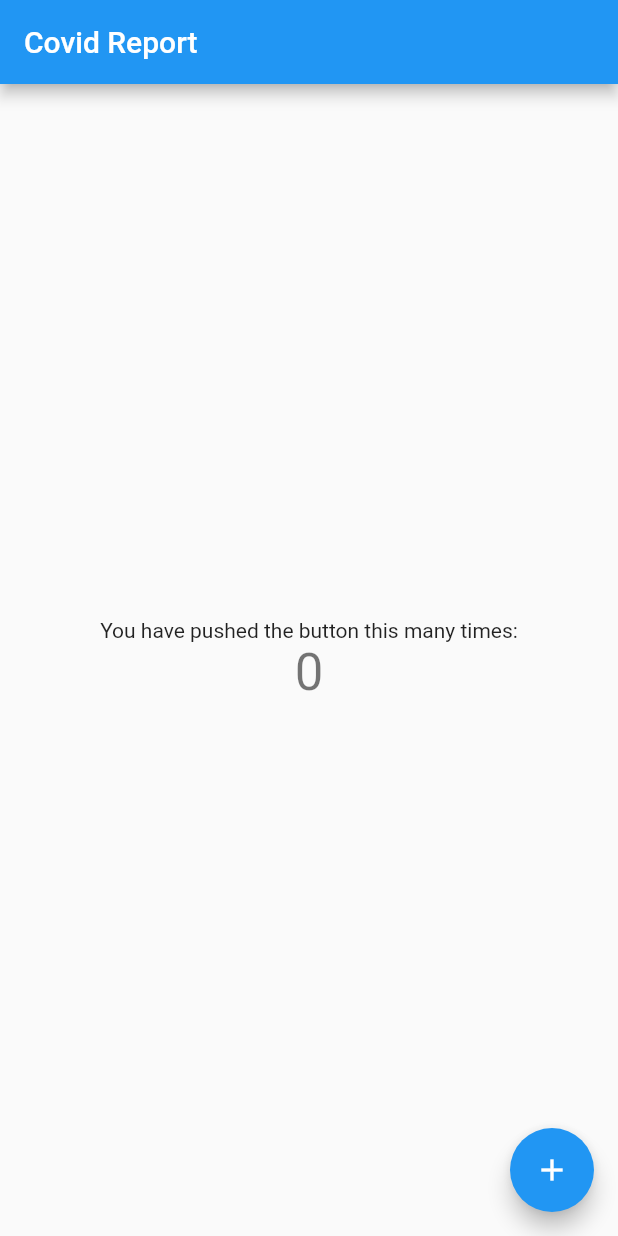
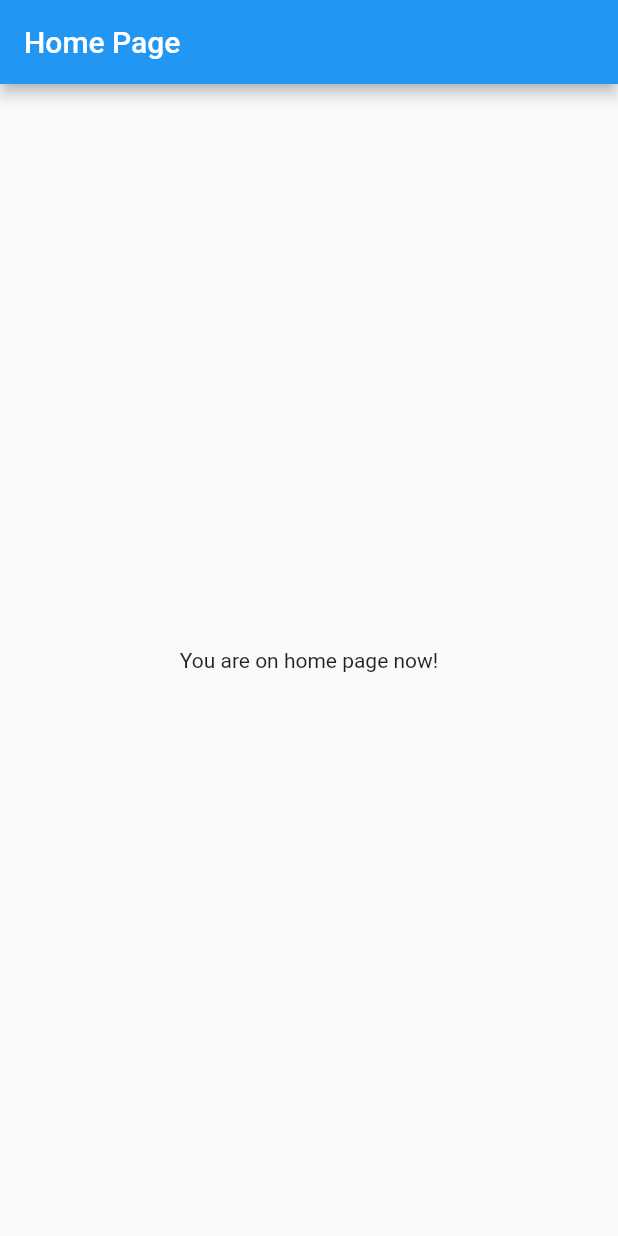
Before and after one commit to rupalirajput2597/world_covid_status, a Flutter app: the screen it shows after launch, on a phone screen of 412 x 824 dp. Run offline on Flutter 3.47's test engine with Material 2 defaults, Android fonts, the phone set to English and light mode, and no system bars; our stand-ins replace flutter_bloc.

Commit message:
created base for project

```diff
--- /dev/null
+++ b/lib/core/api.dart
@@ -0,0 +1,28 @@
+import 'dart:convert';
+
+import 'package:http/http.dart' as http;
+
+class Api {
+  final Map<String, String> _header = {
+    // "Content-Type": "application/json",
+    // "Accept": "application/json",
+    "X-RapidAPI-Key": "08fa60901amsh37168630b70a793p16cae1jsn9bb5d7e4a262",
+    "X-RapidAPI-Host": "covid-193.p.rapidapi.com"
+  };
+
+  static dynamic _returnResponse(http.Response response) {
+    switch (response.statusCode) {
+      case 200:
+        try {
+          var responseJson = json.decode(response.body.toString());
+          return responseJson;
+        } catch (e) {
+          print("$e");
+        }
+        break;
+
+      default:
+        print("Error occured");
+    }
+  }
+}
--- /dev/null
+++ b/lib/core/constants.dart
@@ -0,0 +1,3 @@
+class Config {
+  static const COUNTRY_URL = "https://covid-193.p.rapidapi.com/countries";
+}
--- /dev/null
+++ b/lib/core/theme.dart
@@ -0,0 +1,9 @@
+import 'package:flutter/material.dart';
+
+class WCovidStatusTheme {
+  static ThemeData theme(BuildContext context) {
+    return ThemeData(
+      brightness: Brightness.light,
+    );
+  }
+}
--- /dev/null
+++ b/lib/home/home_screen.dart
@@ -0,0 +1,22 @@
+import 'package:flutter/material.dart';
+
+class HomeScreen extends StatefulWidget {
+  const HomeScreen({Key? key}) : super(key: key);
+
+  @override
+  State<HomeScreen> createState() => _HomeScreenState();
+}
+
+class _HomeScreenState extends State<HomeScreen> {
+  @override
+  Widget build(BuildContext context) {
+    return Scaffold(
+      appBar: AppBar(
+        title: const Text("Home Page"),
+      ),
+      body: const Center(
+        child: Text("You are on home page now!"),
+      ),
+    );
+  }
+}
--- a/lib/main.dart
+++ b/lib/main.dart
@@ -1,115 +1,45 @@
 import 'package:flutter/material.dart';
+import 'package:flutter_bloc/flutter_bloc.dart';
+import 'package:world_covid_status/core/theme.dart';
+import 'package:world_covid_status/navigator/bloc/navigator_bloc.dart';
+
+import 'home/home_screen.dart';
 
 void main() {
-  runApp(const MyApp());
+  runApp(const WorldCovidStatusApp());
 }
 
-class MyApp extends StatelessWidget {
-  const MyApp({super.key});
+class WorldCovidStatusApp extends StatefulWidget {
+  const WorldCovidStatusApp({super.key});
 
-  // This widget is the root of your application.
   @override
-  Widget build(BuildContext context) {
-    return MaterialApp(
-      title: 'World Covid Status',
-      theme: ThemeData(
-        // This is the theme of your application.
-        //
-        // Try running your application with "flutter run". You'll see the
-        // application has a blue toolbar. Then, without quitting the app, try
-        // changing the primarySwatch below to Colors.green and then invoke
-        // "hot reload" (press "r" in the console where you ran "flutter run",
-        // or simply save your changes to "hot reload" in a Flutter IDE).
-        // Notice that the counter didn't reset back to zero; the application
-        // is not restarted.
-        primarySwatch: Colors.blue,
-      ),
-      home: const MyHomePage(title: 'Covid Report'),
-    );
-  }
+  State<WorldCovidStatusApp> createState() => _WorldCovidStatusAppState();
 }
 
-class MyHomePage extends StatefulWidget {
-  const MyHomePage({super.key, required this.title});
-
-  // This widget is the home page of your application. It is stateful, meaning
-  // that it has a State object (defined below) that contains fields that affect
-  // how it looks.
-
-  // This class is the configuration for the state. It holds the values (in this
-  // case the title) provided by the parent (in this case the App widget) and
-  // used by the build method of the State. Fields in a Widget subclass are
-  // always marked "final".
-
-  final String title;
+class _WorldCovidStatusAppState extends State<WorldCovidStatusApp> {
+  late final GlobalKey<NavigatorState> _navigatorKey;
 
   @override
-  State<MyHomePage> createState() => _MyHomePageState();
-}
-
-class _MyHomePageState extends State<MyHomePage> {
-  int _counter = 0;
-
-  void _incrementCounter() {
-    setState(() {
-      // This call to setState tells the Flutter framework that something has
-      // changed in this State, which causes it to rerun the build method below
-      // so that the display can reflect the updated values. If we changed
-      // _counter without calling setState(), then the build method would not be
-      // called again, and so nothing would appear to happen.
-      _counter++;
-    });
+  void initState() {
+    _navigatorKey = GlobalKey();
+    super.initState();
   }
 
   @override
   Widget build(BuildContext context) {
-    // This method is rerun every time setState is called, for instance as done
-    // by the _incrementCounter method above.
-    //
-    // The Flutter framework has been optimized to make rerunning build methods
-    // fast, so that you can just rebuild anything that needs updating rather
-    // than having to individually change instances of widgets.
-    return Scaffold(
-      appBar: AppBar(
-        // Here we take the value from the MyHomePage object that was created by
-        // the App.build method, and use it to set our appbar title.
-        title: Text(widget.title),
+    return MultiBlocProvider(
+      providers: [
+        BlocProvider<NavigatorBloc>(
+          create: (_) => NavigatorBloc(navigatorKey: _navigatorKey),
+        )
+      ],
+      child: MaterialApp(
+        title: 'World Covid Status',
+        navigatorKey: _navigatorKey,
+        theme: WCovidStatusTheme.theme(context),
+        themeMode: ThemeMode.system,
+        home: const HomeScreen(),
       ),
-      body: Center(
-        // Center is a layout widget. It takes a single child and positions it
-        // in the middle of the parent.
-        child: Column(
-          // Column is also a layout widget. It takes a list of children and
-          // arranges them vertically. By default, it sizes itself to fit its
-          // children horizontally, and tries to be as tall as its parent.
-          //
-          // Invoke "debug painting" (press "p" in the console, choose the
-          // "Toggle Debug Paint" action from the Flutter Inspector in Android
-          // Studio, or the "Toggle Debug Paint" command in Visual Studio Code)
-          // to see the wireframe for each widget.
-          //
-          // Column has various properties to control how it sizes itself and
-          // how it positions its children. Here we use mainAxisAlignment to
-          // center the children vertically; the main axis here is the vertical
-          // axis because Columns are vertical (the cross axis would be
-          // horizontal).
-          mainAxisAlignment: MainAxisAlignment.center,
-          children: <Widget>[
-            const Text(
-              'You have pushed the button this many times:',
-            ),
-            Text(
-              '$_counter',
-              style: Theme.of(context).textTheme.headline4,
-            ),
-          ],
-        ),
-      ),
-      floatingActionButton: FloatingActionButton(
-        onPressed: _incrementCounter,
-        tooltip: 'Increment',
-        child: const Icon(Icons.add),
-      ), // This trailing comma makes auto-formatting nicer for build methods.
     );
   }
 }
--- /dev/null
+++ b/lib/navigator/bloc/navigator_bloc.dart
@@ -0,0 +1,15 @@
+import 'package:flutter/material.dart';
+import 'package:flutter_bloc/flutter_bloc.dart';
+import 'package:world_covid_status/navigator/bloc/navigator_event.dart';
+
+class NavigatorBloc extends Bloc<NavigatorEvent, dynamic> {
+  late final GlobalKey<NavigatorState> navigatorKey;
+
+  NavigatorBloc({required this.navigatorKey}) : super(0) {
+    on<NavigatorEvent>(mapEventToState);
+  }
+
+  void mapEventToState(NavigatorEvent event, Emitter<dynamic> emit) async {
+    if (event is NavigateToHome) {}
+  }
+}
--- /dev/null
+++ b/lib/navigator/bloc/navigator_event.dart
@@ -0,0 +1,3 @@
+abstract class NavigatorEvent {}
+
+class NavigateToHome extends NavigatorEvent {}
--- a/pubspec.yaml
+++ b/pubspec.yaml
@@ -29,6 +29,10 @@ environment:
 # the latest version available on pub.dev. To see which dependencies have newer
 # versions available, run `flutter pub outdated`.
 dependencies:
+  flutter_bloc: ^8.1.1
+  http: ^0.13.5
+
+
   flutter:
     sdk: flutter
 
```
Also changed, not shown: lib/core/models/country_model.dart (added), lib/navigator/navigator.dart (added), pubspec.lock, 1 other file.
